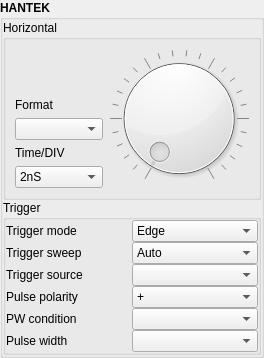
First picture: the form in config.ui, repository anatoltrush/OscillO, before the edit.
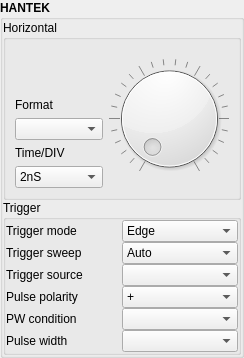
Second picture: the form after the edit.

Patch:
```diff
--- a/config.ui
+++ b/config.ui
@@ -6,10 +6,16 @@
    <rect>
     <x>0</x>
     <y>0</y>
-    <width>264</width>
+    <width>244</width>
     <height>358</height>
    </rect>
   </property>
+  <property name="sizePolicy">
+   <sizepolicy hsizetype="Preferred" vsizetype="Fixed">
+    <horstretch>0</horstretch>
+    <verstretch>0</verstretch>
+   </sizepolicy>
+  </property>
   <property name="windowTitle">
    <string>Form</string>
   </property>
@@ -33,6 +39,7 @@
     <widget class="QGroupBox" name="gBHantek">
      <property name="font">
       <font>
+       <weight>75</weight>
        <bold>true</bold>
       </font>
      </property>
@@ -57,8 +64,15 @@
       </property>
       <item row="0" column="0">
        <widget class="QGroupBox" name="gBHorizontal">
+        <property name="maximumSize">
+         <size>
+          <width>16777215</width>
+          <height>180</height>
+         </size>
+        </property>
         <property name="font">
          <font>
+          <weight>50</weight>
           <bold>false</bold>
          </font>
         </property>
@@ -83,7 +97,7 @@
           <widget class="QDial" name="dialTimDiv">
            <property name="minimumSize">
             <size>
-             <width>140</width>
+             <width>120</width>
              <height>80</height>
             </size>
            </property>
@@ -319,6 +333,7 @@
        <widget class="QGroupBox" name="gBTrigger">
         <property name="font">
          <font>
+          <weight>50</weight>
           <bold>false</bold>
          </font>
         </property>
```
